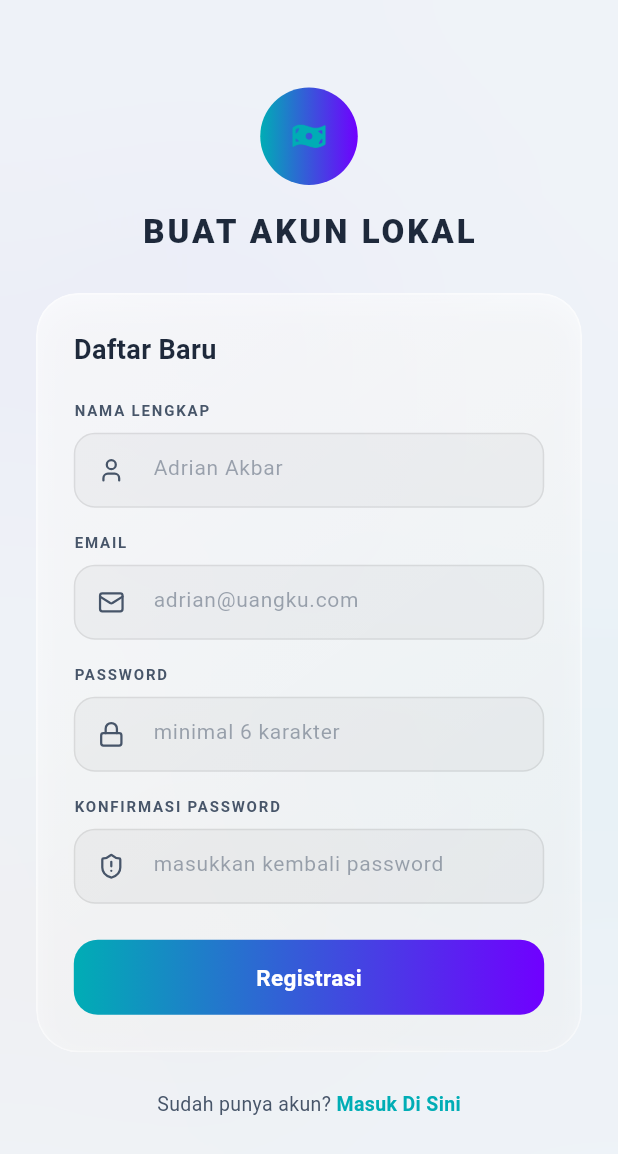
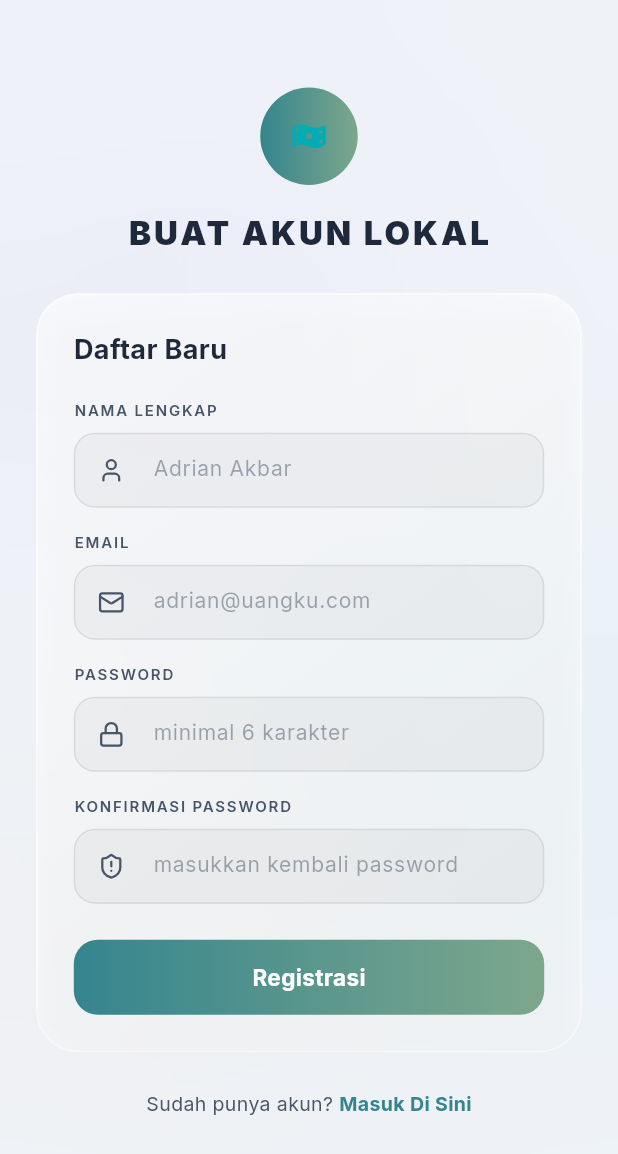
Before and after one commit to adrianakbar/uangku, a Flutter app: the screen it shows after launch, after a tap on "Daftar Sekarang", on a phone screen of 412 x 824 dp. Shown: the top 1154 px of the screen. Run offline on Flutter 3.47's test engine with Material 3 defaults, Android fonts, the phone set to English and light mode, and no system bars; our stand-ins replace file_picker, firebase_auth, firebase_core, flutter_local_notifications, flutter_lucide, flutter_timezone and 7 more; missing offline and left inert: flutter_displaymode, home_widget; accounts and stored records are empty.

Commit message:
[FEAT] Implement design system with theme management and update UI components to use dynamic colors

```diff
--- a/lib/main.dart
+++ b/lib/main.dart
@@ -21,6 +21,7 @@ import 'services/widget_service.dart';
 import 'package:firebase_core/firebase_core.dart';
 import 'package:flutter_displaymode/flutter_displaymode.dart';
 import 'firebase_options.dart';
+import 'package:uangku/theme/design_system.dart';
 
 // Notifikasi Nilai Global Reaktif
 final ValueNotifier<ThemeMode> themeNotifier = ValueNotifier(ThemeMode.system);
@@ -62,26 +63,8 @@ class UangkuApp extends StatelessWidget {
           title: 'Uangku',
           debugShowCheckedModeBanner: false,
           themeMode: currentThemeMode,
-          theme: ThemeData(
-            brightness: Brightness.light,
-            fontFamily: font,
-            useMaterial3: true,
-            colorScheme: const ColorScheme.light(
-              primary: Color(0xFF00ADB5),
-              secondary: Color(0xFFF355DA),
-              surface: Color(0xFFF4F6F9),
-            ),
-          ),
-          darkTheme: ThemeData(
-            brightness: Brightness.dark,
-            fontFamily: font,
-            useMaterial3: true,
-            colorScheme: const ColorScheme.dark(
-              primary: Color(0xFF00F2FE),
-              secondary: Color(0xFFF355DA),
-              surface: Color(0xFF0E1122),
-            ),
-          ),
+          theme: AppTheme.lightTheme(fontFamily: font),
+          darkTheme: AppTheme.darkTheme(fontFamily: font),
           home: const MainNavigationShell(),
         );
       },
@@ -178,11 +161,11 @@ class _MainNavigationShellState extends State<MainNavigationShell> {
     final authService = AuthService();
 
     if (_isInitializing) {
-      return const Scaffold(
+      return Scaffold(
         backgroundColor: Colors.transparent,
         body: LiquidGlassBackground(
           child: Center(
-            child: CircularProgressIndicator(color: Color(0xFF00ADB5)),
+            child: CircularProgressIndicator(color: Theme.of(context).colorScheme.primary),
           ),
         ),
       );
--- a/lib/screens/login_screen.dart
+++ b/lib/screens/login_screen.dart
@@ -5,6 +5,8 @@ import '../widgets/text_style_helper.dart';
 import '../widgets/liquid_glass_background.dart';
 import '../widgets/glass_card.dart';
 import '../services/auth_service.dart';
+import '../services/biometric_service.dart';
+import '../theme/design_system.dart';
 import 'register_screen.dart';
 
 class LoginScreen extends StatefulWidget {
@@ -105,12 +107,12 @@ class _LoginScreenState extends State<LoginScreen> {
                 height: 65,
                 decoration: BoxDecoration(
                   shape: BoxShape.circle,
-                  gradient: const LinearGradient(
-                    colors: [Color(0xFF00ADB5), Color(0xFF7000FF)],
+                  gradient: LinearGradient(
+                    colors: [Theme.of(context).colorScheme.primary, Theme.of(context).colorScheme.secondary],
                   ),
                   boxShadow: [
                     BoxShadow(
-                      color: const Color(0xFF00ADB5).withOpacity(0.35),
+                      color: Theme.of(context).colorScheme.primary.withOpacity(0.35),
                       blurRadius: 15,
                       offset: const Offset(0, 5),
                     ),
@@ -206,12 +208,12 @@ class _LoginScreenState extends State<LoginScreen> {
                         height: 50,
                         decoration: BoxDecoration(
                           borderRadius: BorderRadius.circular(16),
-                          gradient: const LinearGradient(
-                            colors: [Color(0xFF00ADB5), Color(0xFF7000FF)],
+                          gradient: LinearGradient(
+                            colors: [Theme.of(context).colorScheme.primary, Theme.of(context).colorScheme.secondary],
                           ),
                           boxShadow: [
                             BoxShadow(
-                              color: const Color(0xFF00ADB5).withOpacity(0.3),
+                              color: Theme.of(context).colorScheme.primary.withOpacity(0.3),
                               blurRadius: 10,
                               offset: const Offset(0, 4),
                             ),
@@ -331,10 +333,10 @@ class _LoginScreenState extends State<LoginScreen> {
                         ),
                       );
                     },
-                    child: const Text(
+                    child: Text(
                       'Daftar Sekarang',
                       style: TextStyle(
-                        color: Color(0xFF00ADB5),
+                        color: Theme.of(context).colorScheme.primary,
                         fontSize: 13,
                         fontWeight: FontWeight.bold,
                       ),
--- a/lib/screens/register_screen.dart
+++ b/lib/screens/register_screen.dart
@@ -5,6 +5,7 @@ import '../widgets/text_style_helper.dart';
 import '../widgets/liquid_glass_background.dart';
 import '../widgets/glass_card.dart';
 import '../services/auth_service.dart';
+import '../theme/design_system.dart';
 
 class RegisterScreen extends StatefulWidget {
   final VoidCallback onRegisterSuccess;
@@ -106,8 +107,8 @@ class _RegisterScreenState extends State<RegisterScreen> {
                 height: 65,
                 decoration: BoxDecoration(
                   shape: BoxShape.circle,
-                  gradient: const LinearGradient(
-                    colors: [Color(0xFF00ADB5), Color(0xFF7000FF)],
+                  gradient: LinearGradient(
+                    colors: [Theme.of(context).colorScheme.primary, Theme.of(context).colorScheme.secondary],
                   ),
                 ),
                 child: Padding(
@@ -221,8 +222,8 @@ class _RegisterScreenState extends State<RegisterScreen> {
                         height: 50,
                         decoration: BoxDecoration(
                           borderRadius: BorderRadius.circular(16),
-                          gradient: const LinearGradient(
-                            colors: [Color(0xFF00ADB5), Color(0xFF7000FF)],
+                          gradient: LinearGradient(
+                            colors: [Theme.of(context).colorScheme.primary, Theme.of(context).colorScheme.secondary],
                           ),
                         ),
                         child: Center(
@@ -253,10 +254,10 @@ class _RegisterScreenState extends State<RegisterScreen> {
                     onTap: () {
                       Navigator.pop(context);
                     },
-                    child: const Text(
+                    child: Text(
                       'Masuk Di Sini',
                       style: TextStyle(
-                        color: Color(0xFF00ADB5),
+                        color: Theme.of(context).colorScheme.primary,
                         fontSize: 13,
                         fontWeight: FontWeight.bold,
                       ),
--- /dev/null
+++ b/lib/theme/design_system.dart
@@ -0,0 +1,167 @@
+import 'package:flutter/material.dart';
+import 'package:google_fonts/google_fonts.dart';
+
+class AppColors {
+  // Primary Color
+  static const Color primaryLight = Color(0xFF35858E);
+  static const Color primaryDark = Color(0xFF35858E);
+
+  // Secondary Color
+  static const Color secondary = Color(0xFF7DA78C);
+
+  // Tertiary Color
+  static const Color tertiaryLight = Color(0xFFC2D099);
+  static const Color tertiaryDark = Color(0xFFC2D099);
+
+  // Surface and Backgrounds
+  static const Color bgLight = Color(0xFFF4F6F9);
+  static const Color bgDark = Color(0xFF0E1122);
+  static const Color surfaceLight = Colors.white;
+  static const Color surfaceDark = Color(0xFF151929);
+
+  // Text Colors (Light Mode)
+  static const Color textLightPrimary = Color(0xFF1E293B);
+  static const Color textLightSecondary = Color(0xFF475569);
+  static const Color textLightTertiary = Color(0xFF64748B);
+
+  // Text Colors (Dark Mode)
+  static const Color textDarkPrimary = Colors.white;
+  static const Color textDarkSecondary = Colors.white70;
+  static const Color textDarkTertiary = Colors.white54;
+
+  // Status Colors
+  static const Color success = Color(0xFF00E676);
+  static const Color danger = Color(0xFFFF3D00);
+  static const Color warning = Color(0xFFFFB300);
+  static const Color info = Color(0xFF35858E);
+
+  // Gradients
+  static LinearGradient primaryGradient(bool isDark) {
+    return LinearGradient(
+      colors: isDark
+          ? [primaryDark, primaryDark.withOpacity(0.7)]
+          : [primaryLight, primaryLight.withOpacity(0.7)],
+      begin: Alignment.topLeft,
+      end: Alignment.bottomRight,
+    );
+  }
+
+  static const LinearGradient accentGradient = LinearGradient(
+    colors: [primaryLight, secondary],
+    begin: Alignment.topLeft,
+    end: Alignment.bottomRight,
+  );
+}
+
+class AppTypography {
+  static String? get fontFamily => GoogleFonts.inter().fontFamily;
+
+  static TextStyle heading1(BuildContext context, {Color? color}) {
+    final isDark = Theme.of(context).brightness == Brightness.dark;
+    return TextStyle(
+      fontFamily: fontFamily,
+      fontSize: 28,
+      fontWeight: FontWeight.bold,
+      color: color ?? (isDark ? AppColors.textDarkPrimary : AppColors.textLightPrimary),
+    );
+  }
+
+  static TextStyle heading2(BuildContext context, {Color? color}) {
+    final isDark = Theme.of(context).brightness == Brightness.dark;
+    return TextStyle(
+      fontFamily: fontFamily,
+      fontSize: 20,
+      fontWeight: FontWeight.bold,
+      color: color ?? (isDark ? AppColors.textDarkPrimary : AppColors.textLightPrimary),
+    );
+  }
+
+  static TextStyle body(BuildContext context, {Color? color, FontWeight? fontWeight}) {
+    final isDark = Theme.of(context).brightness == Brightness.dark;
+    return TextStyle(
+      fontFamily: fontFamily,
+      fontSize: 14,
+      fontWeight: fontWeight ?? FontWeight.normal,
+      color: color ?? (isDark ? AppColors.textDarkSecondary : AppColors.textLightSecondary),
+    );
+  }
+
+  static TextStyle caption(BuildContext context, {Color? color}) {
+    final isDark = Theme.of(context).brightness == Brightness.dark;
+    return TextStyle(
+      fontFamily: fontFamily,
+      fontSize: 12,
+      fontWeight: FontWeight.normal,
+      color: color ?? (isDark ? AppColors.textDarkTertiary : AppColors.textLightTertiary),
+    );
+  }
+}
+
+class AppSpacing {
+  static const double xs = 4.0;
+  static const double sm = 8.0;
+  static const double md = 16.0;
+  static const double lg = 24.0;
+  static const double xl = 32.0;
+
+  static const EdgeInsets paddingXs = EdgeInsets.all(xs);
+  static const EdgeInsets paddingSm = EdgeInsets.all(sm);
+  static const EdgeInsets paddingMd = EdgeInsets.all(md);
+  static const EdgeInsets paddingLg = EdgeInsets.all(lg);
+  static const EdgeInsets paddingXl = EdgeInsets.all(xl);
+}
+
+class AppRadius {
+  static const double sm = 8.0;
+  static const double md = 12.0;
+  static const double lg = 16.0;
+  static const double xl = 24.0;
+
+  static BorderRadius get borderRadiusSm => BorderRadius.circular(sm);
+  static BorderRadius get borderRadiusMd => BorderRadius.circular(md);
+  static BorderRadius get borderRadiusLg => BorderRadius.circular(lg);
+  static BorderRadius get borderRadiusXl => BorderRadius.circular(xl);
+}
+
+class AppBlur {
+  static const double standard = 20.0;
+  static const double intense = 30.0;
+}
+
+class AppTheme {
+  static ThemeData lightTheme({String? fontFamily}) {
+    return ThemeData(
+      brightness: Brightness.light,
+      fontFamily: fontFamily ?? AppTypography.fontFamily,
+      useMaterial3: true,
+      scaffoldBackgroundColor: Colors.transparent,
+      colorScheme: const ColorScheme.light(
+        primary: AppColors.primaryLight,
+        secondary: AppColors.secondary,
+        tertiary: AppColors.tertiaryLight,
+        surface: AppColors.bgLight,
+        onPrimary: Colors.white,
+        onSecondary: Colors.white,
+        onTertiary: Colors.white,
+      ),
+    );
+  }
+
+  static ThemeData darkTheme({String? fontFamily}) {
+    return ThemeData(
+      brightness: Brightness.dark,
+      fontFamily: fontFamily ?? AppTypography.fontFamily,
+      useMaterial3: true,
+      scaffoldBackgroundColor: Colors.transparent,
+      colorScheme: const ColorScheme.dark(
+        primary: AppColors.primaryDark,
+        secondary: AppColors.secondary,
+        tertiary: AppColors.tertiaryDark,
+        surface: AppColors.bgDark,
+        onPrimary: Colors.black,
+        onSecondary: Colors.white,
+        onTertiary: Colors.white,
+      ),
+    );
+  }
+}
--- a/lib/widgets/floating_navigation_bar.dart
+++ b/lib/widgets/floating_navigation_bar.dart
@@ -98,8 +98,8 @@ class FloatingNavigationBar extends StatelessWidget {
 
     // Warna aktif & tidak aktif menyesuaikan kecerahan tema
     final activeColor = index == 1 || index == 0
-        ? (isDark ? const Color(0xFF00F2FE) : const Color(0xFF00ADB5))
-        : const Color(0xFFF355DA);
+        ? Theme.of(context).colorScheme.primary
+        : Theme.of(context).colorScheme.secondary;
     final inactiveColor = isDark ? Colors.white38 : Colors.black38;
 
     return InkWell(
```
Also changed, not shown: lib/screens/analytics_screen.dart (+8 -7 lines), lib/screens/dashboard_screen.dart (+43 -28 lines), lib/screens/history_screen.dart (+14 -13 lines), lib/screens/lock_screen.dart (+9 -9 lines), lib/screens/settings_screen.dart (+22 -21 lines).
